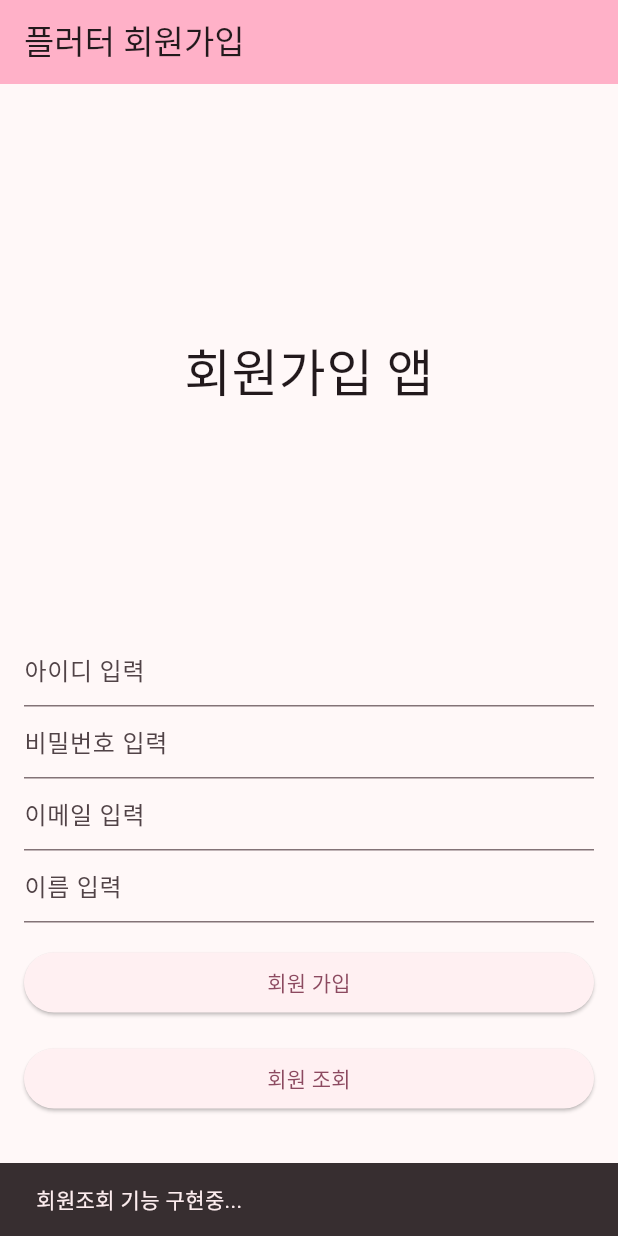
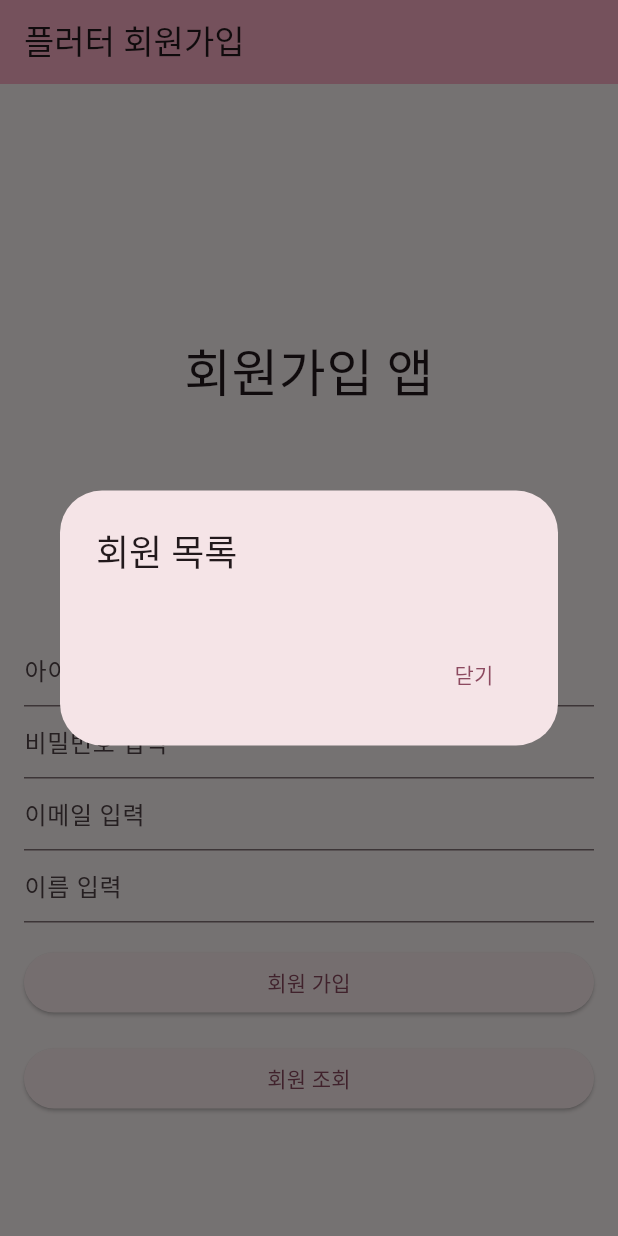
Before and after one commit to zzyzzy/flutter_member_app2, a Flutter app: the screen it shows after launch, after a tap on "회원 조회", on a phone screen of 412 x 824 dp. Run offline on Flutter 3.47's test engine with Material 3 defaults, Android fonts, the phone set to English and light mode, and no system bars; our stand-ins replace sqflite, sqflite_common_ffi_web; accounts and stored records are empty.

Commit message:
listUsers/getListUsers 기능 구현

```diff
--- a/lib/helper/database_helper.dart
+++ b/lib/helper/database_helper.dart
@@ -26,7 +26,7 @@ class Database_Helper {
     final dbPath = await getDatabasesPath();
     final path = join(dbPath, filePath);
 
-    return await openDatabase(path, version: 1, onCreate: _createDB,);
+    return await openDatabase(path, version: 2, onCreate: _createDB,);
   }
 
   // 테이블 생성
@@ -50,4 +50,13 @@ class Database_Helper {
     return await db.insert('member', m.toMap());
   }
 
+  // 모든 회원 조회
+  Future<List<Map<String, dynamic>>> getListUsers() async {
+    final db = await instance.database;
+    //final users = await db.query('member');
+    //return users.map((json) => Member.fromMap(json)).toList();
+
+    return await db.query('member');
+  }
+
 }
--- a/lib/main.dart
+++ b/lib/main.dart
@@ -127,9 +127,33 @@ class _MainActivityState extends State<MainActivity> {
 
   // 회원조회 처리
   Future<void> _listUsers() async {
-    ScaffoldMessenger.of(context).showSnackBar(
-        SnackBar(content: Text('회원조회 기능 구현중...'))
-    );
+    List<Map<String, dynamic>> users = await _dbHelper.getListUsers();
+
+    // 조회결과를 대화상자에 리스트형태로 출력
+    // ListView: 플러터에서 목록을 표시할때 사용하는 위젯
+    // shrinkWrap : 내용에 맞게 ListView 크기 자동 조절
+    // itemCount : ListView에 나타낼 항목 수
+    // itemBuilder : ListView에 나타낼 각 항목을 어떻게 표시할지 정의
+    // ListTile : ListView에 나타낼 각 항목을 의미, 제목과 부제목으로 구성
+    showDialog(
+      context: context,
+      builder: (context) => AlertDialog(
+        title: Text('회원 목록'),
+        content: Container(width: double.maxFinite,
+          child: ListView.builder(shrinkWrap: true, itemCount: users.length,
+              itemBuilder: (context, idx) {
+                final user = users[idx];
+                return ListTile(title: Text('${user['userid']}'),
+                  subtitle: Text('${user['email']} ${user['regdate']}'),);
+              }
+          )),
+        actions: [
+          // pop : 현재 화면에 나타난 위젯을 제거pop
+          TextButton(onPressed: () => Navigator.pop(context),
+            child: Text('닫기')),
+        ],
+      ) // AlertDialog
+    ); // showDialog
   } // listUsers
 
 } // _MainActivityState
```
